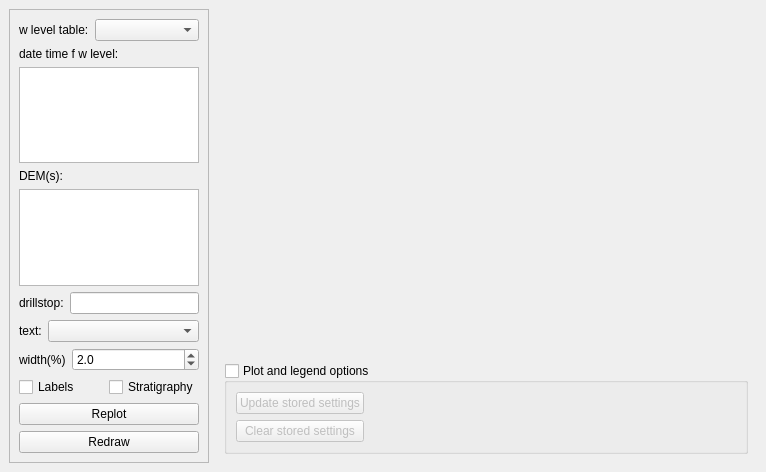
Above: ui/secplotdockwidget_ui.ui from jkall/qgis-midvatten-plugin before the change. Below: the same form after it.
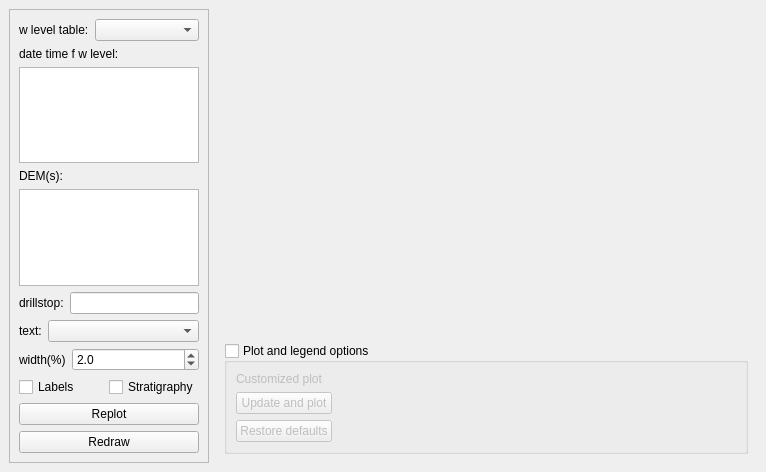
That is the form after the change.

Commit message: Section plot: Cleaned the code and interface a lot for the customizable settings. Much easier to use now.

```diff
--- a/ui/secplotdockwidget_ui.ui
+++ b/ui/secplotdockwidget_ui.ui
@@ -290,17 +290,27 @@
             <property name="sizeConstraint">
              <enum>QLayout::SetDefaultConstraint</enum>
             </property>
-            <item row="0" column="0">
-             <widget class="QPushButton" name="update_stored_settings_button">
-              <property name="text">
-               <string>Update stored settings</string>
-              </property>
-             </widget>
-            </item>
             <item row="1" column="0">
+             <widget class="QPushButton" name="update_and_plot_button">
+              <property name="toolTip">
+               <string>&lt;html&gt;&lt;head/&gt;&lt;body&gt;&lt;p&gt;Plot while giving the user much more freedom to customize the plot.&lt;br/&gt;&lt;/p&gt;&lt;p&gt;Howto:&lt;/p&gt;&lt;p&gt;* When button is pressed, copy the supplied string into a text editor of choice.&lt;/p&gt;&lt;p&gt;* Change the settings already there, or add new settings.&lt;/p&gt;&lt;p&gt;* Copy the settings back from text editor into the line edit.&lt;br/&gt;&lt;/p&gt;&lt;p&gt;Notes:&lt;/p&gt;&lt;p&gt;* The string will be converted as is into python code. That means that {} is a dictionary, [] a list, &amp;quot;&amp;quot; a string, 1 and integer and so on. There are no syntatic checks. If the string is not convertable to python dict or nonexisting keyword arguments are given, the result will be a python error.&lt;/p&gt;&lt;p&gt;* The majority of the settings uses the convention &amp;lt;prefix&amp;gt;_&amp;lt;Class&amp;gt;_&amp;lt;method&amp;gt;. The Class will always be capitalized. The prefix gives a clue on what the settings belong to.&lt;/p&gt;&lt;p&gt;* To see what settings can be given, google &amp;quot;Matplotlib &amp;lt;Class&amp;gt; &amp;lt;method&amp;gt;&amp;quot;. &lt;br/&gt;Ex: &amp;quot;Matplotlib Axes legend&amp;quot;. Look for the containing the &amp;quot;matplotlib.axes.Axes.legend&amp;quot;-string and the &amp;quot;Axes.legend(*args, **kwargs)&amp;quot;-string.&lt;br/&gt;The keyword arguments are beside the &amp;quot;Parameters:&amp;quot;-string.&lt;/p&gt;&lt;p&gt;* Adjust the plot padding using 'Figure_subplots_adjust' = {&amp;quot;top&amp;quot;: 0.95, &amp;quot;bottom&amp;quot;: 0.15, &amp;quot;left&amp;quot;: 0.09, &amp;quot;right&amp;quot;: 0.97}&lt;/p&gt;&lt;p&gt;* A plot_width of 469 works well as width for libre office. &lt;/p&gt;&lt;p&gt;* The bar linewidths for the full stratigraphy &amp;quot;bar&amp;quot; is changed using &amp;quot;obsid_Axes_bar&amp;quot;: {&amp;quot;linewidth&amp;quot;: 0.5}.&lt;/p&gt;&lt;p&gt;* Notes on water levels plotting (wlevels_Axes_plot): If the same date is given more than once, an order suffix is automatically added to all but the first in the wlevels_Axes_plot settings.&lt;br/&gt;Ex:&lt;br/&gt;date_time f w level:&lt;br/&gt;2017-01-01&lt;br/&gt;2017-01-01&lt;br/&gt;2017-01-01&lt;br/&gt;will result in wlevels_Axes_plot{&amp;quot;2017-01-01&amp;quot; ..., &amp;quot;2017-01-01_2&amp;quot;..., &amp;quot;2017-01-01_3&amp;quot;...} in the same order as the list.&lt;br/&gt;This is intended.&lt;/p&gt;&lt;p&gt;* Notes on dems plotting (dems_Axes_plot): Works just as the water levels plotting above, but will usually not occur. (dems usually have unique names).&lt;/p&gt;&lt;p&gt;* Notes on legend fontsizes:&lt;br/&gt;&amp;quot;legend_Text_set_fontsize&amp;quot; sets the fontsize for the text in the legend.&lt;br/&gt;&amp;quot;legend_Axes_legend&amp;quot;: {&amp;quot;fontsize&amp;quot;: 10} sets the size of the handles (the geology &amp;quot;figures&amp;quot;) in the legend.&lt;br/&gt;&lt;/p&gt;&lt;p&gt;&lt;br/&gt;&lt;/p&gt;&lt;p&gt;&lt;br/&gt;&lt;/p&gt;&lt;p&gt;&lt;br/&gt;&lt;/p&gt;&lt;p&gt;&lt;br/&gt;&lt;/p&gt;&lt;/body&gt;&lt;/html&gt;</string>
+              </property>
+              <property name="text">
+               <string>Update and plot</string>
+              </property>
+             </widget>
+            </item>
+            <item row="2" column="0">
              <widget class="QPushButton" name="clear_stored_settings_button">
               <property name="text">
-               <string>Clear stored settings</string>
+               <string>Restore defaults</string>
+              </property>
+             </widget>
+            </item>
+            <item row="0" column="0">
+             <widget class="QLabel" name="label_7">
+              <property name="text">
+               <string>Customized plot</string>
               </property>
              </widget>
             </item>
```
Left out of the diff: 12 changed lines with no effect on the pictures. The commit also changes 3 other files.
